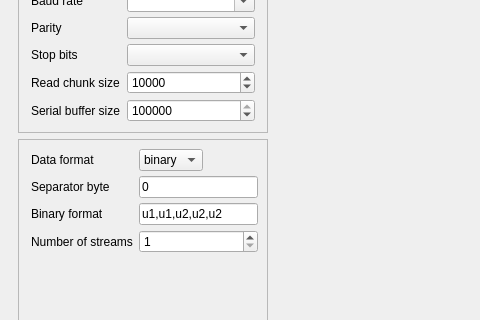
Above: src/splot/splot.ui from starfishneuroscience/splot before the change; both pictures show x 0 to 480 and y 115 to 435 of the 790 by 619 pixel window. Below: the same form after it.
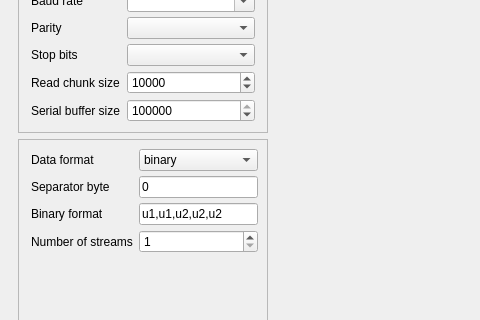
That is the form after the change.

Commit message: fix UI field alignment

The edit to the form file:
```diff
--- a/src/splot/splot.ui
+++ b/src/splot/splot.ui
@@ -306,6 +306,12 @@
                  </item>
                  <item row="0" column="1">
                   <widget class="QComboBox" name="dataFormatComboBox">
+                   <property name="sizePolicy">
+                    <sizepolicy hsizetype="Expanding" vsizetype="Fixed">
+                     <horstretch>0</horstretch>
+                     <verstretch>0</verstretch>
+                    </sizepolicy>
+                   </property>
                    <item>
                     <property name="text">
                      <string>binary</string>
```
Left out of the diff: 36 changed lines with no effect on the pictures.
